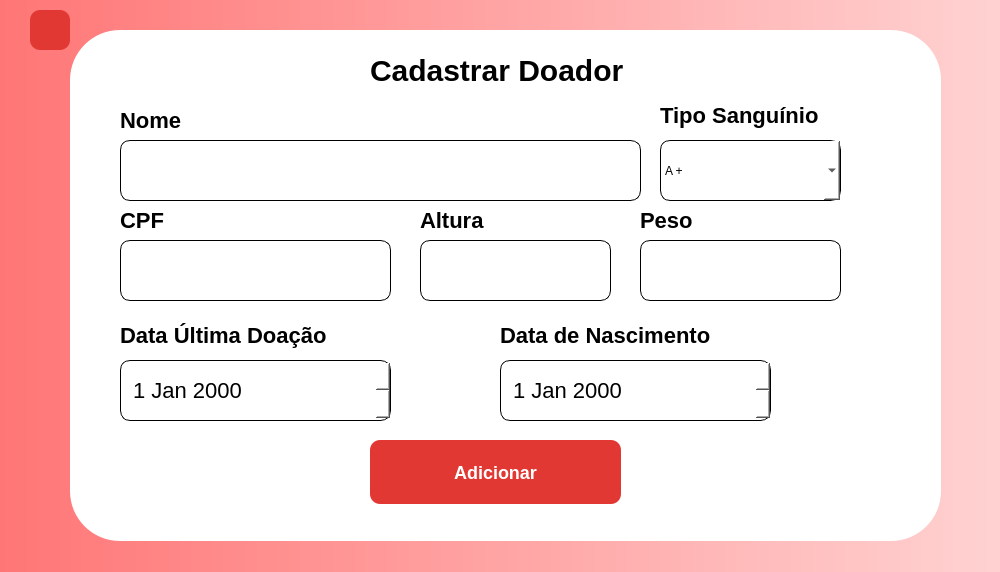
INF112-Programacao2/20222-team-1, file src/Graphics/Add/AddDoador/cadastrardoador.ui: the form before one commit.
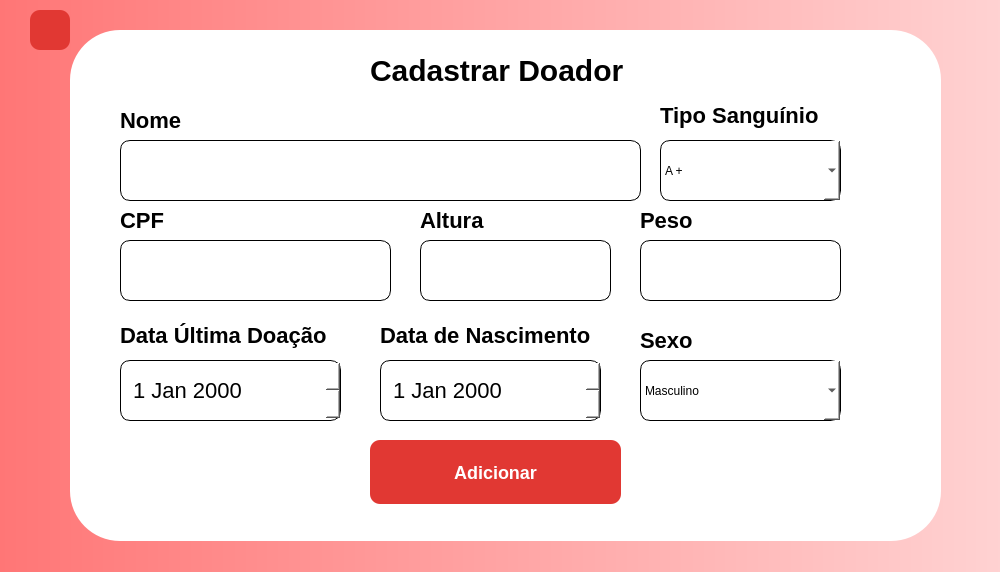
The form after the commit. Icons and pictures are not drawn.

```diff
--- a/src/Graphics/Add/AddDoador/cadastrardoador.ui
+++ b/src/Graphics/Add/AddDoador/cadastrardoador.ui
@@ -245,7 +245,7 @@
     <widget class="QLabel" name="txtDataNascimento">
      <property name="geometry">
       <rect>
-       <x>430</x>
+       <x>310</x>
        <y>290</y>
        <width>221</width>
        <height>31</height>
@@ -362,7 +362,7 @@
       <rect>
        <x>50</x>
        <y>330</y>
-       <width>271</width>
+       <width>221</width>
        <height>61</height>
       </rect>
      </property>
@@ -377,9 +377,9 @@
     <widget class="QDateEdit" name="dateNascimento">
      <property name="geometry">
       <rect>
-       <x>430</x>
+       <x>310</x>
        <y>330</y>
-       <width>271</width>
+       <width>221</width>
        <height>61</height>
       </rect>
      </property>
@@ -391,6 +391,54 @@
 border-radius: 10px;</string>
      </property>
     </widget>
+    <widget class="QLabel" name="txtSexo">
+     <property name="geometry">
+      <rect>
+       <x>570</x>
+       <y>300</y>
+       <width>61</width>
+       <height>21</height>
+      </rect>
+     </property>
+     <property name="styleSheet">
+      <string notr="true">font-weight: 700;
+font-size: 22px;
+line-height: 19px;
+color: #000000;
+</string>
+     </property>
+     <property name="text">
+      <string>Sexo</string>
+     </property>
+    </widget>
+    <widget class="QComboBox" name="comboSexo">
+     <property name="geometry">
+      <rect>
+       <x>570</x>
+       <y>330</y>
+       <width>201</width>
+       <height>61</height>
+      </rect>
+     </property>
+     <property name="statusTip">
+      <string/>
+     </property>
+     <property name="styleSheet">
+      <string notr="true">border: 1px solid black;
+color: black;
+border-radius: 10px;</string>
+     </property>
+     <item>
+      <property name="text">
+       <string>Masculino</string>
+      </property>
+     </item>
+     <item>
+      <property name="text">
+       <string>Feminino</string>
+      </property>
+     </item>
+    </widget>
    </widget>
    <widget class="QPushButton" name="buttonReturn">
     <property name="geometry">
```
Left out of the diff: 3 changed lines with no effect on the pictures.
